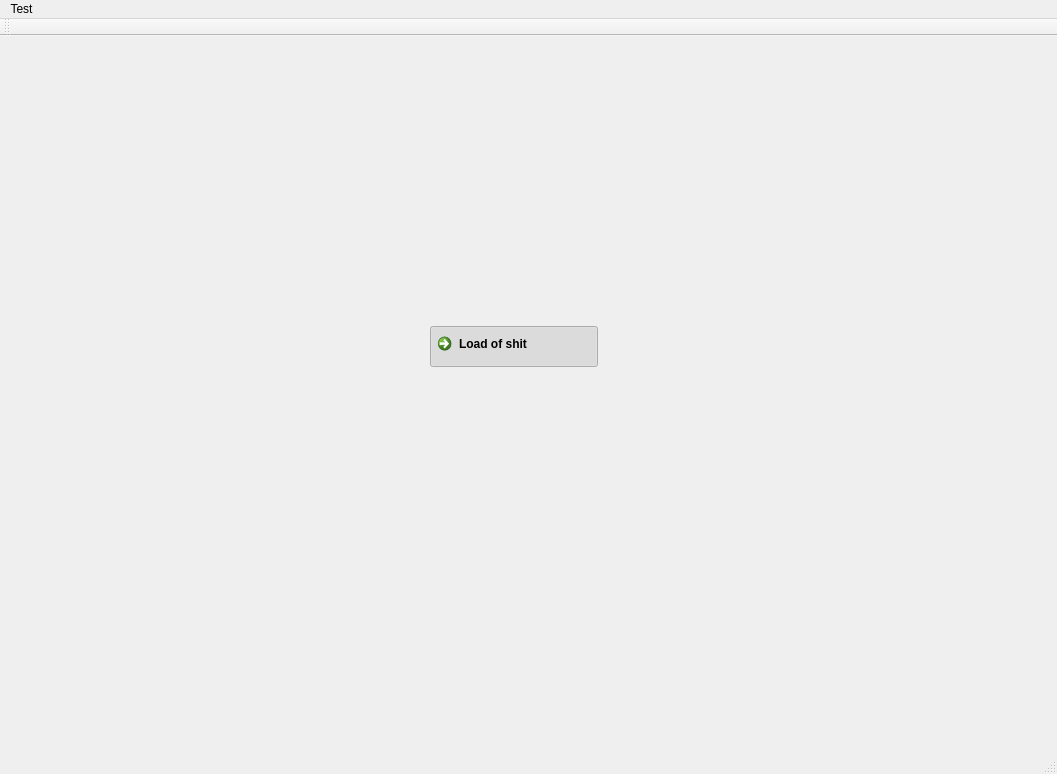
Old version of the form UI/mainwindow.ui in the repository TRACTOR-MAN/Pretty_Game_Launcher.
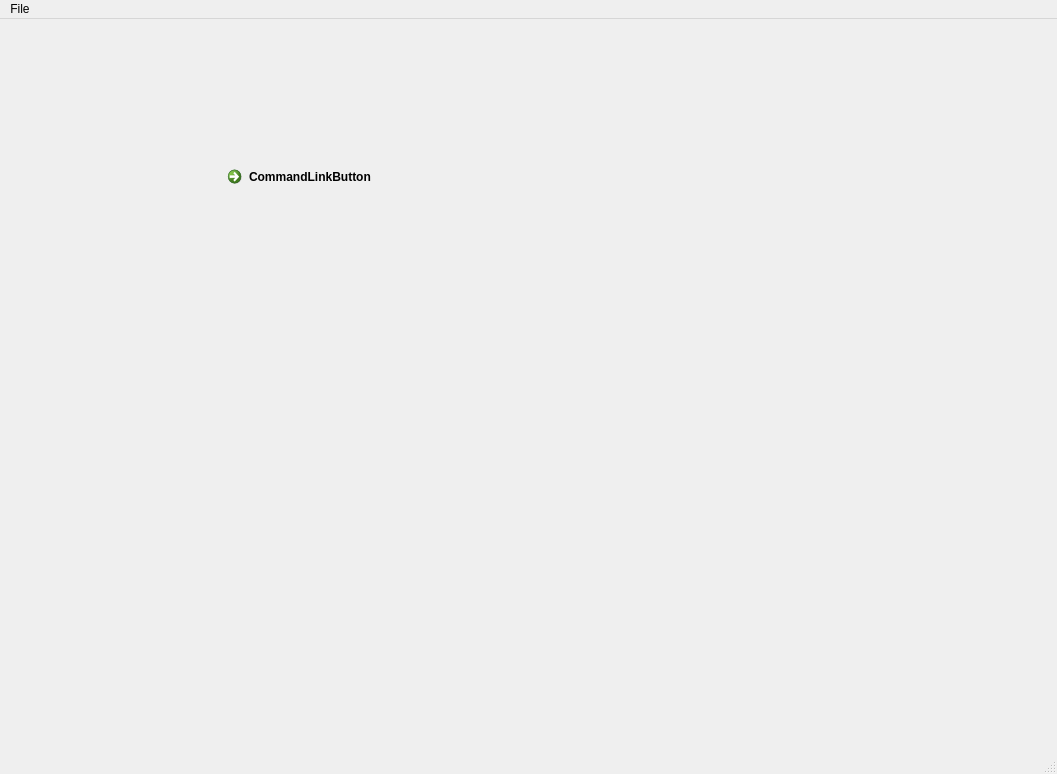
New version of the form.

```diff
--- a/UI/mainwindow.ui
+++ b/UI/mainwindow.ui
@@ -2,6 +2,9 @@
 <ui version="4.0">
  <class>MainWindow</class>
  <widget class="QMainWindow" name="MainWindow">
+  <property name="enabled">
+   <bool>true</bool>
+  </property>
   <property name="geometry">
    <rect>
     <x>0</x>
@@ -11,7 +14,14 @@
    </rect>
   </property>
   <property name="windowTitle">
-   <string>MainWindow</string>
+   <string>Pretty Game Launcher</string>
+  </property>
+  <property name="toolTip">
+   <string notr="true"/>
+  </property>
+  <property name="styleSheet">
+   <string notr="true">
+</string>
   </property>
   <property name="inputMethodHints">
    <set>Qt::ImhNone</set>
@@ -20,23 +30,14 @@
    <widget class="QCommandLinkButton" name="commandLinkButton">
     <property name="geometry">
      <rect>
-      <x>430</x>
-      <y>290</y>
-      <width>168</width>
+      <x>220</x>
+      <y>140</y>
+      <width>177</width>
       <height>41</height>
      </rect>
     </property>
     <property name="text">
-     <string>Load of shit</string>
-    </property>
-    <property name="checkable">
-     <bool>true</bool>
-    </property>
-    <property name="checked">
-     <bool>true</bool>
-    </property>
-    <property name="description">
-     <string notr="true"/>
+     <string>CommandLinkButton</string>
     </property>
    </widget>
   </widget>
@@ -49,21 +50,21 @@
      <height>22</height>
     </rect>
    </property>
-   <widget class="QMenu" name="menuTest">
+   <widget class="QMenu" name="taskMenu">
     <property name="title">
-     <string>Test</string>
+     <string>File</string>
     </property>
     <addaction name="actionTest_1"/>
    </widget>
-   <addaction name="menuTest"/>
+   <addaction name="taskMenu"/>
   </widget>
-  <widget class="QToolBar" name="mainToolBar">
-   <attribute name="toolBarArea">
-    <enum>TopToolBarArea</enum>
-   </attribute>
-   <attribute name="toolBarBreak">
+  <widget class="QStatusBar" name="statusBar">
+   <property name="mouseTracking">
+    <bool>true</bool>
+   </property>
+   <property name="tabletTracking">
     <bool>false</bool>
-   </attribute>
+   </property>
   </widget>
   <widget class="QStatusBar" name="statusBar"/>
   <action name="actionTest_1">
```
Left out of the diff: 21 changed lines with no effect on the pictures.
